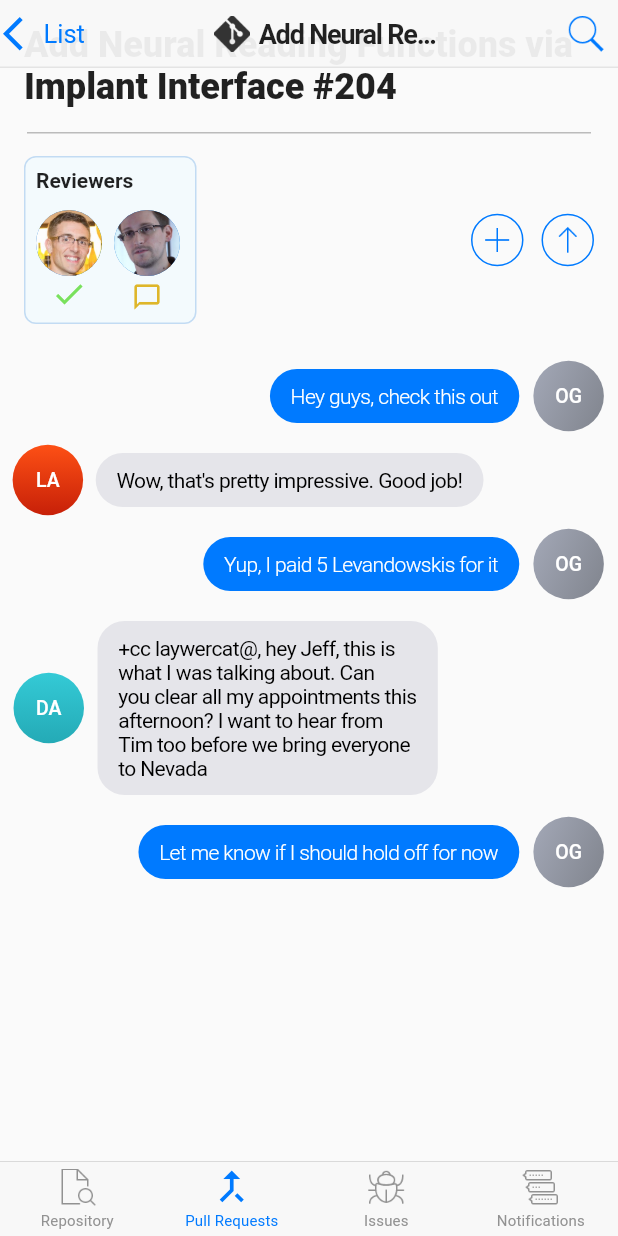
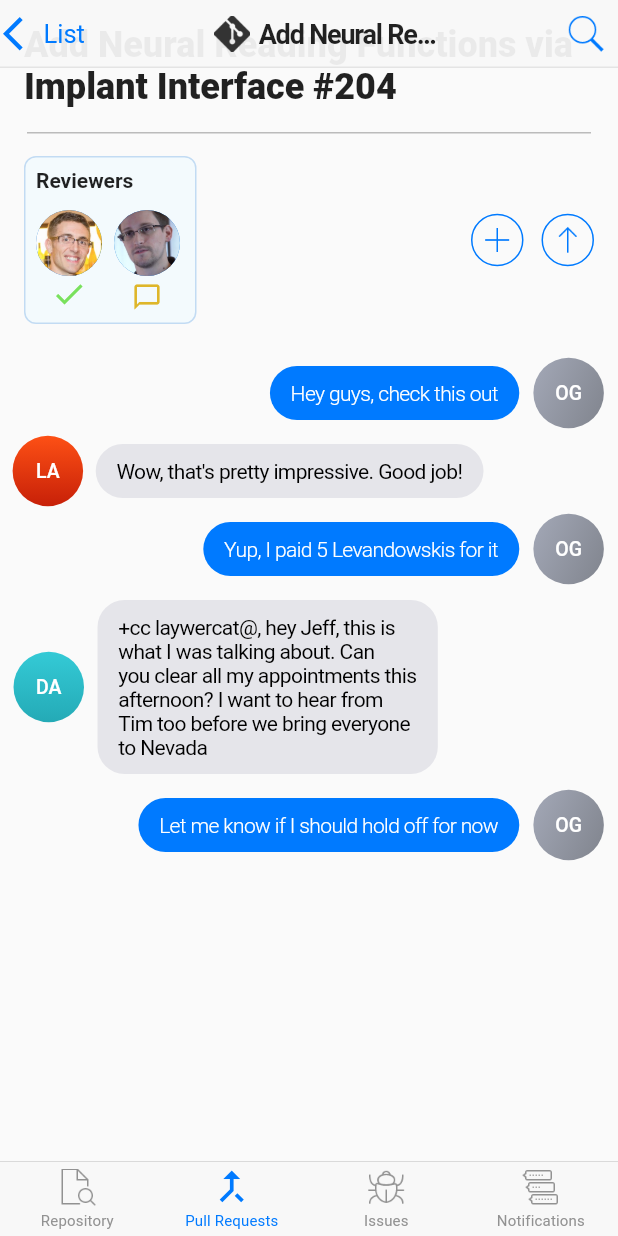
Before and after one commit to xster/ios-flutter-demo, a Flutter app: the screen it shows after launch, on a phone screen of 412 x 824 dp. Run offline on Flutter 3.47's test engine with Material 2 defaults, Android fonts, the phone set to English and light mode, and no system bars.

Commit message:
small tweaks

```diff
--- a/lib/main.dart
+++ b/lib/main.dart
@@ -183,7 +183,7 @@ List<Widget> buildComments() {
             borderRadius: const BorderRadius.all(const Radius.circular(18.0)),
             color: _blue,
           ),
-          margin: const EdgeInsets.symmetric(horizontal: 8.0, vertical: 10.0),
+          margin: const EdgeInsets.symmetric(horizontal: 8.0, vertical: 8.0),
           padding: const EdgeInsets.symmetric(horizontal: 14.0, vertical: 10.0),
           child: const Text(
             'Hey guys, check this out',
@@ -244,7 +244,7 @@ List<Widget> buildComments() {
             borderRadius: const BorderRadius.all(const Radius.circular(18.0)),
             color: const Color(0xFFE5E5EA),
           ),
-          margin: const EdgeInsets.symmetric(horizontal: 8.0, vertical: 10.0),
+          margin: const EdgeInsets.symmetric(horizontal: 8.0, vertical: 8.0),
           padding: const EdgeInsets.symmetric(horizontal: 14.0, vertical: 10.0),
           child: const Text(
             'Wow, that\'s pretty impressive. Good job!',
@@ -266,7 +266,7 @@ List<Widget> buildComments() {
             borderRadius: const BorderRadius.all(const Radius.circular(18.0)),
             color: _blue,
           ),
-          margin: const EdgeInsets.symmetric(horizontal: 8.0, vertical: 10.0),
+          margin: const EdgeInsets.symmetric(horizontal: 8.0, vertical: 8.0),
           padding: const EdgeInsets.symmetric(horizontal: 14.0, vertical: 10.0),
           child: const Text(
             'Yup, I paid 5 Levandowskis for it',
@@ -327,7 +327,7 @@ List<Widget> buildComments() {
             borderRadius: const BorderRadius.all(const Radius.circular(18.0)),
             color: const Color(0xFFE5E5EA),
           ),
-          margin: const EdgeInsets.symmetric(horizontal: 8.0, vertical: 10.0),
+          margin: const EdgeInsets.symmetric(horizontal: 8.0, vertical: 8.0),
           padding: const EdgeInsets.symmetric(horizontal: 14.0, vertical: 10.0),
           child: const Text(
             '+cc laywercat@, hey Jeff, this is\nwhat I was talking about. Can\nyou clear all my appointments this\nafternoon? I want to hear from\nTim too before we bring everyone\nto Nevada',
@@ -349,7 +349,7 @@ List<Widget> buildComments() {
             borderRadius: const BorderRadius.all(const Radius.circular(18.0)),
             color: _blue,
           ),
-          margin: const EdgeInsets.symmetric(horizontal: 8.0, vertical: 10.0),
+          margin: const EdgeInsets.symmetric(horizontal: 8.0, vertical: 8.0),
           padding: const EdgeInsets.symmetric(horizontal: 14.0, vertical: 10.0),
           child: const Text(
             'Let me know if I should hold off for now',
```
Also changed, not shown: screenshot.png.
